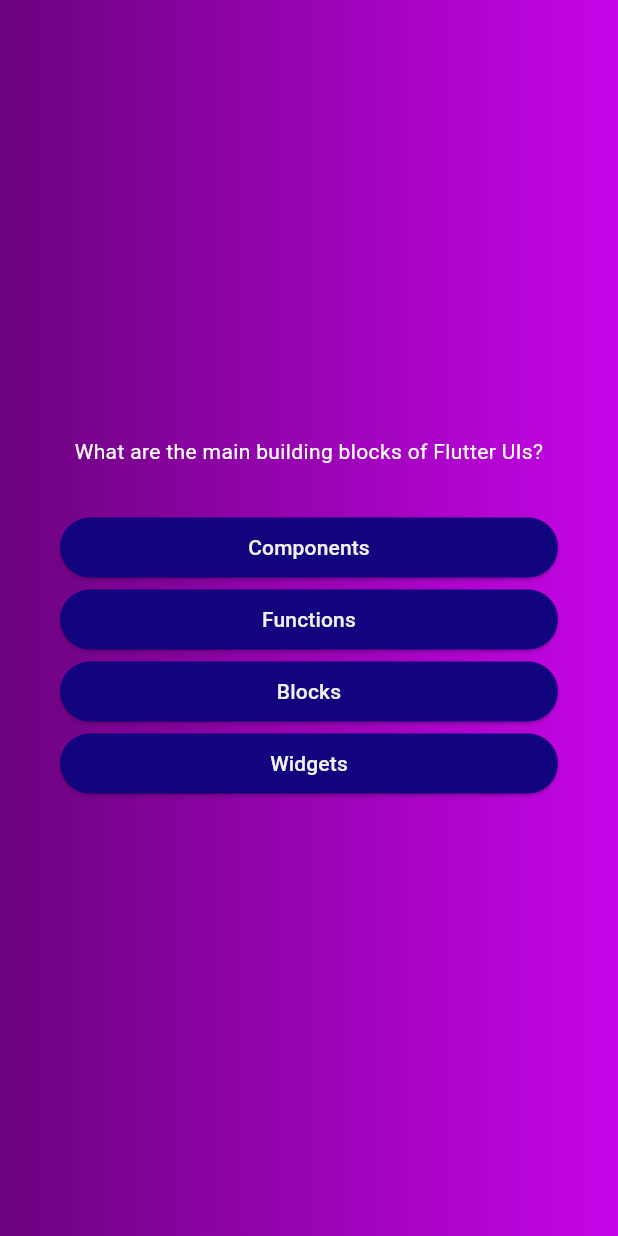
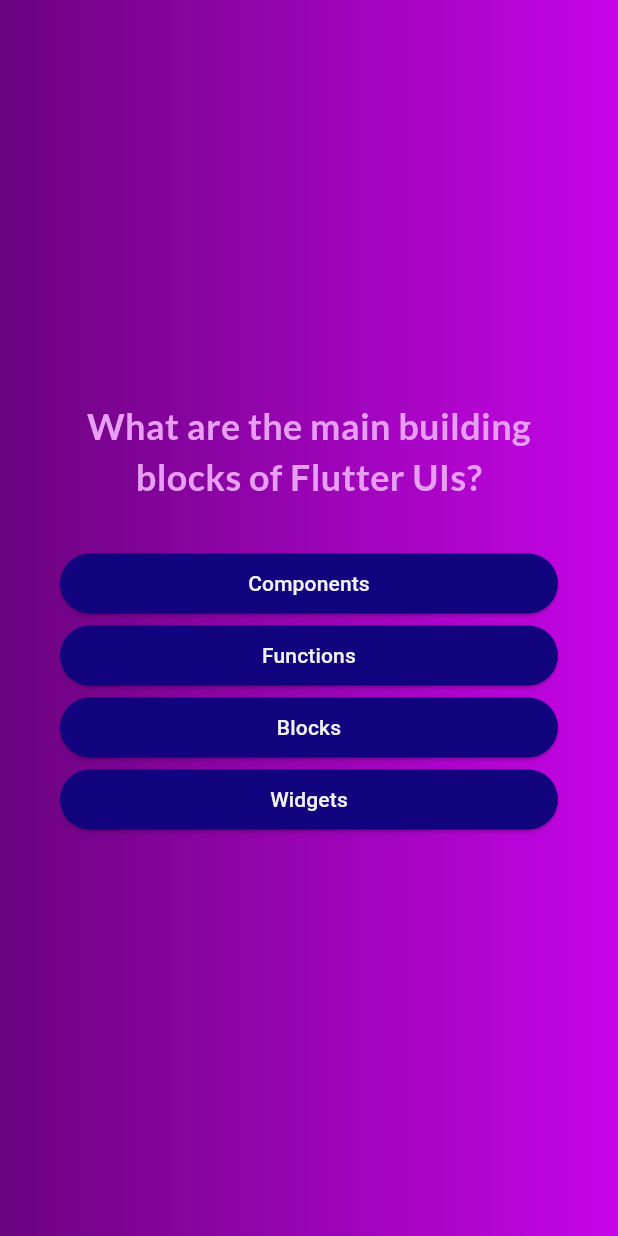
Before and after one commit to deepu901/Quiz_Flutter, a Flutter app: the screen it shows after launch, after a tap on "Start Quiz", on a phone screen of 412 x 824 dp. Run offline on Flutter 3.47's test engine with Material 3 defaults, Android fonts, the phone set to English and light mode, and no system bars; our stand-ins replace google_fonts.

Commit message:
installed google fonts

```diff
--- a/lib/question_screen.dart
+++ b/lib/question_screen.dart
@@ -1,6 +1,7 @@
 import 'package:flutter/material.dart';
 import 'package:demo_quiz/answer_button.dart';
 import 'package:demo_quiz/Data/questions.dart';
+import 'package:google_fonts/google_fonts.dart';
 
 class QuestionScreen extends StatefulWidget {
   const QuestionScreen({super.key});
@@ -34,7 +35,11 @@
           children: [
             Text(
               currentQuestion.text,
-              style: const TextStyle(color: Colors.white),
+              style: GoogleFonts.lato(
+                color: const Color.fromARGB(255, 231, 158, 244),
+                fontSize: 24,
+                fontWeight: FontWeight.bold,
+              ),
               textAlign: TextAlign.center,
             ),
             const SizedBox(height: 30),
--- a/pubspec.yaml
+++ b/pubspec.yaml
@@ -35,6 +35,7 @@
   # The following adds the Cupertino Icons font to your application.
   # Use with the CupertinoIcons class for iOS style icons.
   cupertino_icons: ^1.0.2
+  google_fonts: ^6.1.0
 
 dev_dependencies:
   flutter_test:
```
Also changed, not shown: pubspec.lock, 7 other files.
